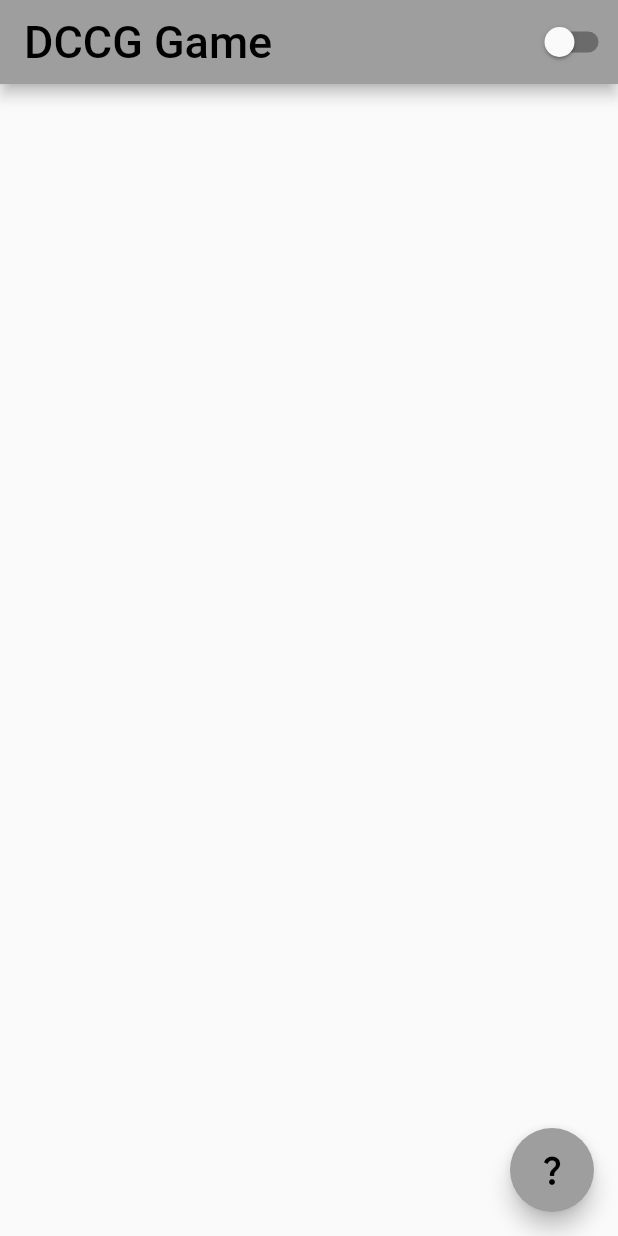
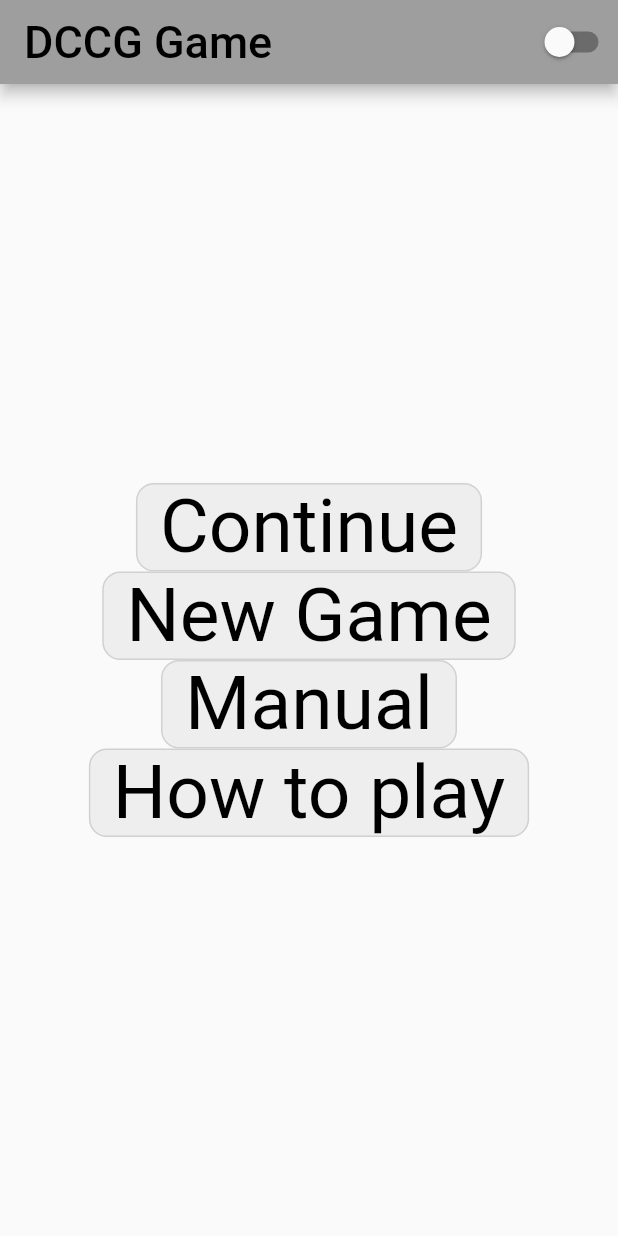
Before and after one commit to gvheisler/app_dccg, a Flutter app: the screen it shows after launch, on a phone screen of 412 x 824 dp. Run offline on Flutter 3.47's test engine with Material 2 defaults, Android fonts, the phone set to English and light mode, and no system bars.

Commit message:
botoes adicionados

```diff
--- a/lib/app_widget.dart
+++ b/lib/app_widget.dart
@@ -14,6 +14,13 @@ class AppWidget extends StatelessWidget {
             primarySwatch: Colors.grey,
             primaryColorDark: Colors.blue,
             brightness: AppController.instance.isDarkTheme ? Brightness.dark : Brightness.light,
+            outlinedButtonTheme: OutlinedButtonThemeData(
+              style: OutlinedButton.styleFrom(
+                backgroundColor: Colors.grey[200],
+                shape: RoundedRectangleBorder(borderRadius: BorderRadius.circular(12)),
+                textStyle: const TextStyle(fontSize: 50),
+              )
+            ),
           ),
           home: HomePage(),
         );
--- a/lib/home_page.dart
+++ b/lib/home_page.dart
@@ -24,14 +24,38 @@ class _HomePageState extends State<HomePage> {
           SwitchDarkLight(),
         ],
       ),
-      floatingActionButton: FloatingActionButton(
-        child: const Icon(Icons.question_mark),
-        onPressed: (){
-
-        },
-      ),
-      body: const Align(
-        alignment: Alignment.topRight,
+      body: SizedBox(
+        width: double.infinity,
+        height: double.infinity,
+        child: Column(
+          mainAxisAlignment: MainAxisAlignment.center,
+          children: [
+            OutlinedButton(
+                onPressed: (){},
+                child: (
+                  const Text('Continue', style: TextStyle(color: Colors.black),)
+                ),
+            ),
+            OutlinedButton(
+              onPressed: (){},
+              child: (
+                  const Text('New Game', style: TextStyle(color: Colors.black),)
+              ),
+            ),
+            OutlinedButton(
+              onPressed: (){},
+              child: (
+                  const Text('Manual', style: TextStyle(color: Colors.black),)
+              ),
+            ),
+            OutlinedButton(
+              onPressed: (){},
+              child: (
+                  const Text('How to play', style: TextStyle(color: Colors.black),)
+              ),
+            ),
+          ],
+        ),
       )
     );
   }
@@ -49,3 +73,15 @@ class SwitchDarkLight extends StatelessWidget {
     );
   }
 }
+
+class DefaultButton extends StatelessWidget {
+  final String route;
+  final String text;
+
+  const DefaultButton({Key? key, required this.route, required this.text}) : super(key: key);
+
+  @override
+  Widget build(BuildContext context) {
+    return Container();
+  }
+}
```
